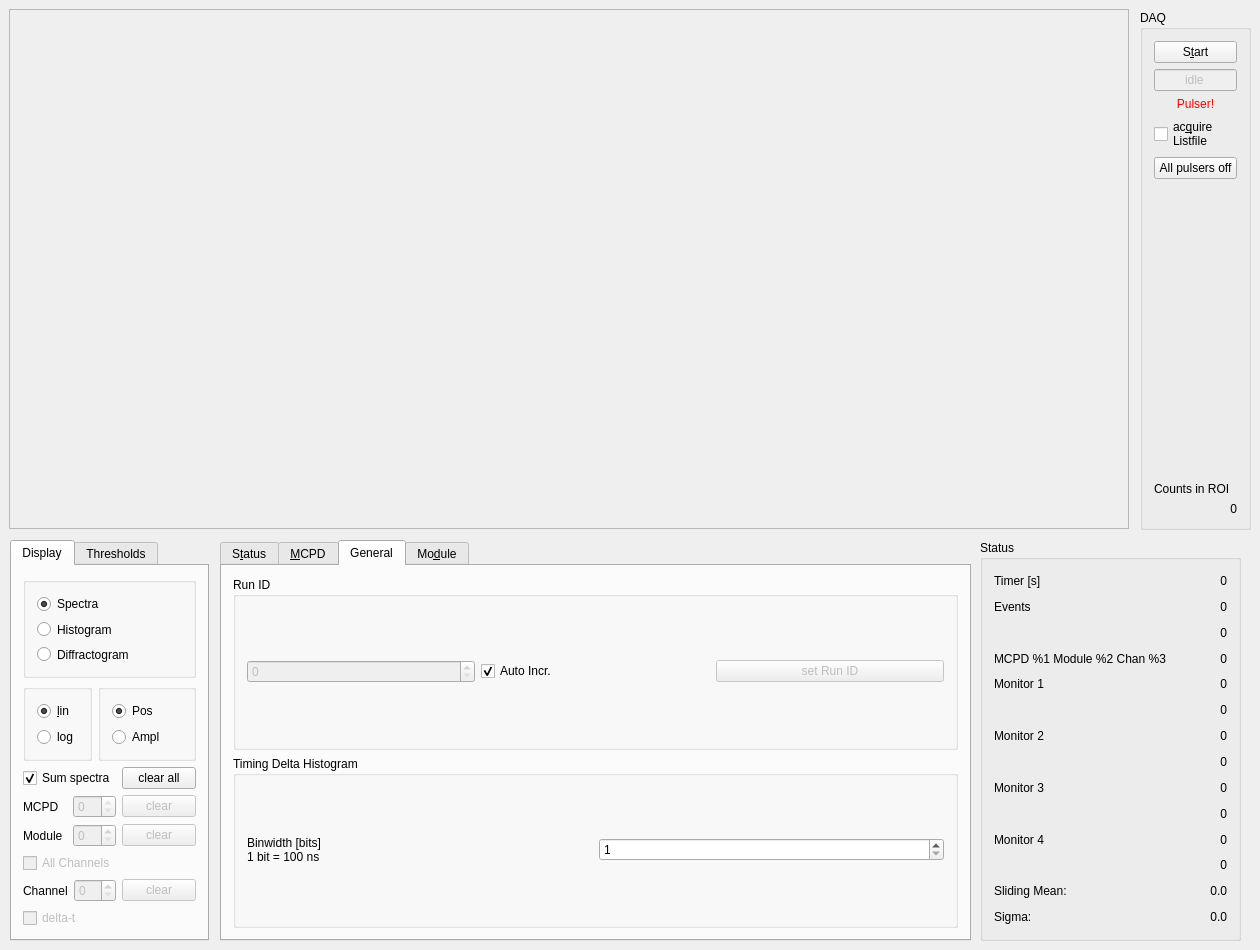
Above: qmesydaq/mesydaq2mainwidget.ui from flueke/qmesydaq before the change. Below: the same form after it.
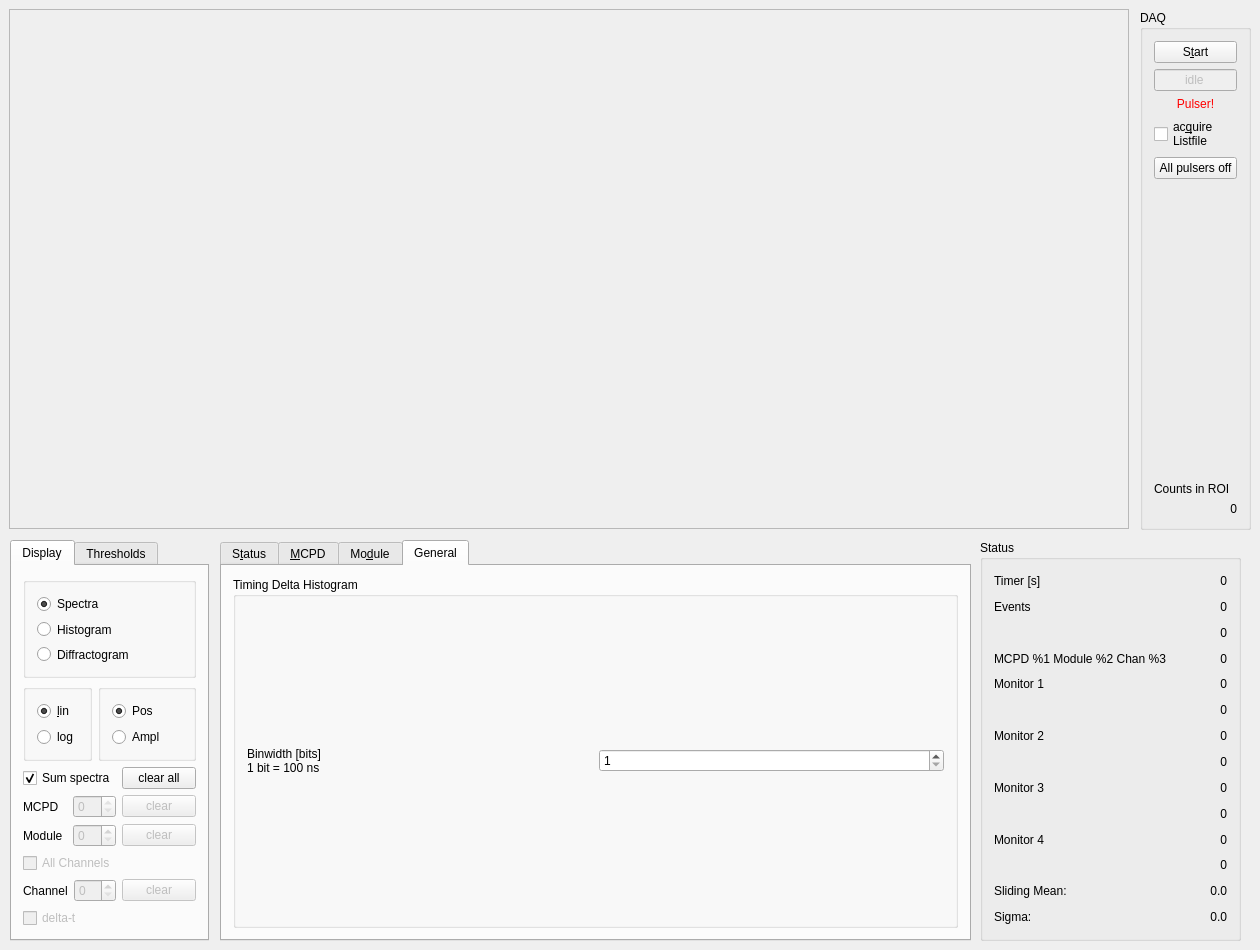
That is the form after the change. The open tabs and pages were chosen to show the change. Custom widgets are drawn as their Qt base class.

What changed in the file:
```diff
--- a/qmesydaq/mesydaq2mainwidget.ui
+++ b/qmesydaq/mesydaq2mainwidget.ui
@@ -2187,91 +2187,6 @@
      </item>
     </layout>
    </widget>
-   <widget class="QWidget" name="tabGeneral">
-    <attribute name="title">
-     <string>General</string>
-    </attribute>
-    <layout class="QGridLayout" name="gridLayout_9">
-     <item row="0" column="0">
-      <widget class="QGroupBox" name="groupBox15">
-       <property name="title">
-        <string>Run ID</string>
-       </property>
-       <layout class="QGridLayout" name="gridLayout_7">
-        <item row="0" column="0">
-         <widget class="QSpinBox" name="runId">
-          <property name="enabled">
-           <bool>false</bool>
-          </property>
-          <property name="toolTip">
-           <string>RUN ID will be transmitted in every data buffer header</string>
-          </property>
-          <property name="maximum">
-           <number>65536</number>
-          </property>
-         </widget>
-        </item>
-        <item row="0" column="1">
-         <widget class="QCheckBox" name="runIdAuto">
-          <property name="toolTip">
-           <string>increment run ID automatically at every start cmd</string>
-          </property>
-          <property name="text">
-           <string>Auto Incr.</string>
-          </property>
-          <property name="shortcut">
-           <string/>
-          </property>
-          <property name="checked">
-           <bool>true</bool>
-          </property>
-         </widget>
-        </item>
-        <item row="0" column="2">
-         <widget class="QPushButton" name="runIdButton">
-          <property name="enabled">
-           <bool>false</bool>
-          </property>
-          <property name="text">
-           <string>set Run ID</string>
-          </property>
-         </widget>
-        </item>
-       </layout>
-      </widget>
-     </item>
-     <item row="1" column="0">
-      <widget class="QGroupBox" name="groupBox20">
-       <property name="title">
-        <string>Timing Delta Histogram</string>
-       </property>
-       <layout class="QGridLayout" name="gridLayout_8">
-        <item row="0" column="0">
-         <widget class="QLabel" name="textLabel1_8">
-          <property name="text">
-           <string>Binwidth [bits]
-1 bit = 100 ns</string>
-          </property>
-          <property name="wordWrap">
-           <bool>false</bool>
-          </property>
-         </widget>
-        </item>
-        <item row="0" column="1">
-         <widget class="QSpinBox" name="timingBox">
-          <property name="minimum">
-           <number>1</number>
-          </property>
-          <property name="maximum">
-           <number>48</number>
-          </property>
-         </widget>
-        </item>
-       </layout>
-      </widget>
-     </item>
-    </layout>
-   </widget>
    <widget class="QWidget" name="tabMPSD8">
     <attribute name="title">
      <string>Mo&amp;dule</string>
@@ -2659,6 +2574,43 @@
      </item>
     </layout>
    </widget>
+   <widget class="QWidget" name="tabGeneral">
+    <attribute name="title">
+     <string>General</string>
+    </attribute>
+    <layout class="QGridLayout" name="gridLayout_9">
+     <item row="0" column="0">
+      <widget class="QGroupBox" name="groupBox20">
+       <property name="title">
+        <string>Timing Delta Histogram</string>
+       </property>
+       <layout class="QGridLayout" name="gridLayout_8">
+        <item row="0" column="0">
+         <widget class="QLabel" name="textLabel1_8">
+          <property name="text">
+           <string>Binwidth [bits]
+1 bit = 100 ns</string>
+          </property>
+          <property name="wordWrap">
+           <bool>false</bool>
+          </property>
+         </widget>
+        </item>
+        <item row="0" column="1">
+         <widget class="QSpinBox" name="timingBox">
+          <property name="minimum">
+           <number>1</number>
+          </property>
+          <property name="maximum">
+           <number>48</number>
+          </property>
+         </widget>
+        </item>
+       </layout>
+      </widget>
+     </item>
+    </layout>
+   </widget>
   </widget>
   <widget class="QGroupBox" name="groupBox">
    <property name="geometry">
```
Left out of the diff: 150 changed lines with no effect on the pictures.
